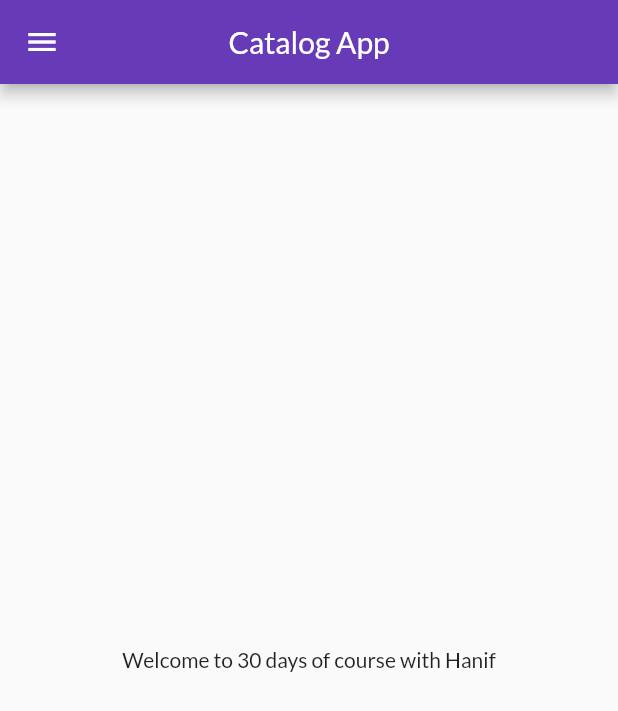
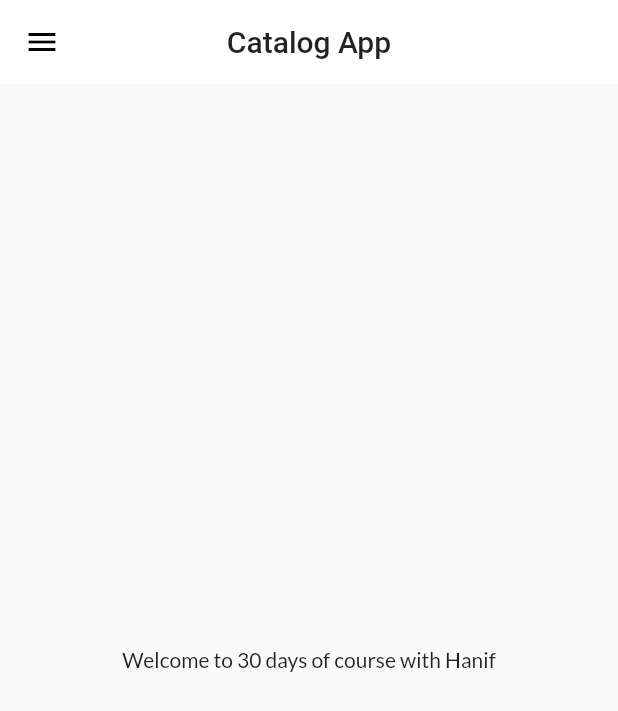
Before and after one commit to HanifCs/flutterwithhanif, a Flutter app: the screen it shows after launch, on a phone screen of 412 x 824 dp. Shown: the top 711 px of the screen. Run offline on Flutter 3.47's test engine with Material 2 defaults, Android fonts, the phone set to English and light mode, and no system bars; our stand-ins replace google_fonts.

Commit message:
themes comited

```diff
--- a/lib/main.dart
+++ b/lib/main.dart
@@ -1,8 +1,8 @@
 import 'package:flutter/material.dart';
-import 'package:google_fonts/google_fonts.dart';
 import 'package:my_fourteenth_app/pages/home_page.dart';
 import 'package:my_fourteenth_app/pages/login_page.dart';
 import 'package:my_fourteenth_app/utils/routes.dart';
+import 'package:my_fourteenth_app/widget/theme.dart';
 
 void main() {
   runApp(MyApp());
@@ -13,12 +13,8 @@
   Widget build(BuildContext context) {
     return MaterialApp(
       debugShowCheckedModeBanner: false,
-      theme: ThemeData(
-        primarySwatch: Colors.deepPurple,
-        fontFamily: GoogleFonts.lato().fontFamily,
-      ),
-      themeMode: ThemeMode.light,
-      darkTheme: ThemeData(brightness: Brightness.dark),
+      theme: MyTheme.lightTheme(context),
+      darkTheme: MyTheme.darkTheme(context),
       initialRoute: MyRoutes.homeRoute,
       routes: {
         "/": (context) => LoginPage(),
--- /dev/null
+++ b/lib/widget/theme.dart
@@ -0,0 +1,18 @@
+import 'package:flutter/material.dart';
+import 'package:google_fonts/google_fonts.dart';
+
+class MyTheme {
+  static ThemeData lightTheme(BuildContext context) => ThemeData(
+        primarySwatch: Colors.deepPurple,
+        fontFamily: GoogleFonts.lato().fontFamily,
+        appBarTheme: AppBarTheme(
+          color: Colors.white,
+          elevation: 0.0,
+          iconTheme: IconThemeData(color: Colors.black),
+          textTheme: Theme.of(context).textTheme,
+        ),
+      );
+  static ThemeData darkTheme(BuildContext context) => ThemeData(
+        brightness: Brightness.dark,
+      );
+}
```
